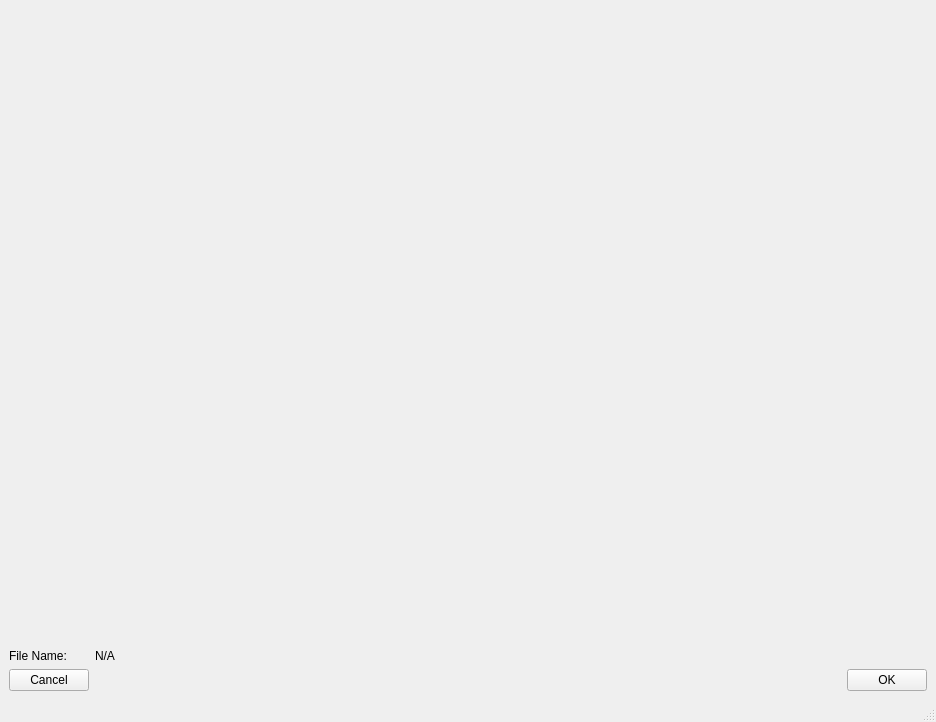
neutronimaging/python_notebooks, file ui/ui_panoramic_stitching.ui: the form before one commit.
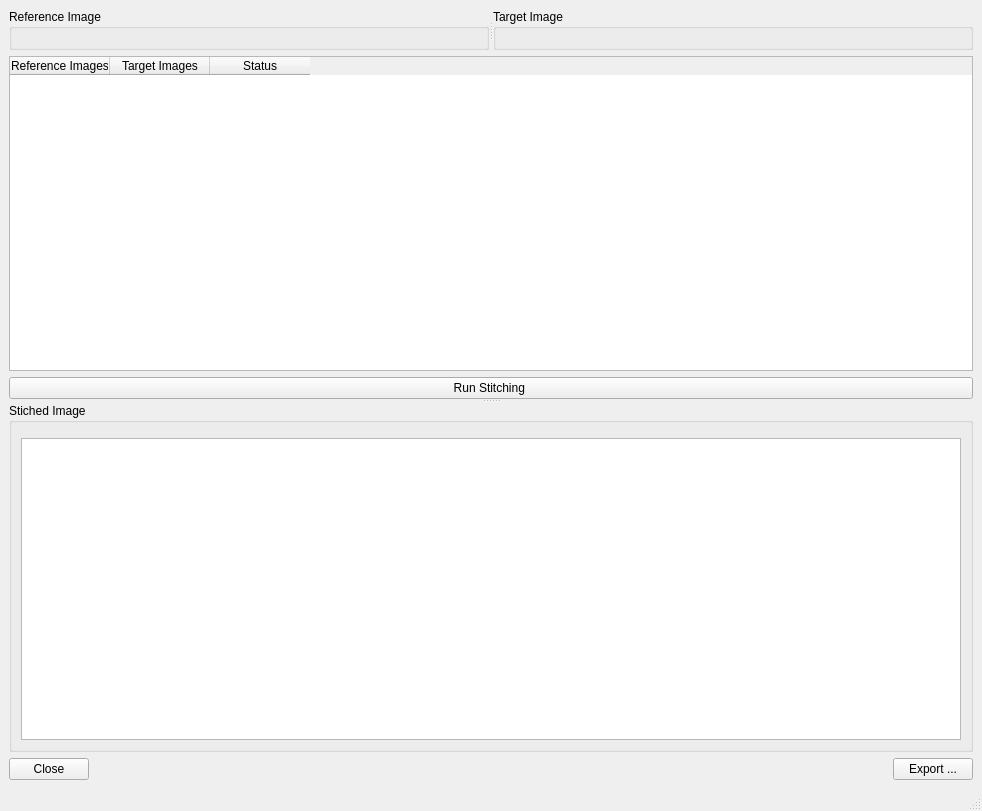
The form after the commit.

Commit message: Started to implement paranoramic stitching

Diff of the .ui file:
```diff
--- a/ui/ui_panoramic_stitching.ui
+++ b/ui/ui_panoramic_stitching.ui
@@ -6,69 +6,115 @@
    <rect>
     <x>0</x>
     <y>0</y>
-    <width>936</width>
-    <height>722</height>
+    <width>982</width>
+    <height>811</height>
    </rect>
   </property>
   <property name="windowTitle">
    <string>MainWindow</string>
   </property>
   <widget class="QWidget" name="centralwidget">
-   <layout class="QVBoxLayout" name="verticalLayout_4">
+   <layout class="QVBoxLayout" name="verticalLayout_5">
     <item>
-     <layout class="QHBoxLayout" name="horizontalLayout_2">
-      <item>
-       <widget class="QWidget" name="widget" native="true">
-        <property name="sizePolicy">
-         <sizepolicy hsizetype="Expanding" vsizetype="Expanding">
-          <horstretch>0</horstretch>
-          <verstretch>0</verstretch>
-         </sizepolicy>
-        </property>
-       </widget>
-      </item>
-     </layout>
-    </item>
-    <item>
-     <layout class="QVBoxLayout" name="verticalLayout">
-      <item>
-       <layout class="QHBoxLayout" name="horizontalLayout_4">
+     <widget class="QSplitter" name="splitter">
+      <property name="orientation">
+       <enum>Qt::Vertical</enum>
+      </property>
+      <widget class="QWidget" name="layoutWidget">
+       <layout class="QVBoxLayout" name="verticalLayout_4">
         <item>
-         <widget class="QLabel" name="label_2">
-          <property name="minimumSize">
-           <size>
-            <width>80</width>
-            <height>0</height>
-           </size>
+         <widget class="QSplitter" name="splitter_3">
+          <property name="orientation">
+           <enum>Qt::Horizontal</enum>
           </property>
-          <property name="maximumSize">
-           <size>
-            <width>80</width>
-            <height>16777215</height>
-           </size>
+          <widget class="QGroupBox" name="groupBox_2">
+           <property name="title">
+            <string>Reference Image</string>
+           </property>
+           <layout class="QVBoxLayout" name="verticalLayout_2">
+            <item>
+             <layout class="QHBoxLayout" name="horizontalLayout_3">
+              <item>
+               <widget class="QWidget" name="reference_widget" native="true"/>
+              </item>
+             </layout>
+            </item>
+           </layout>
+          </widget>
+          <widget class="QGroupBox" name="groupBox">
+           <property name="title">
+            <string>Target Image</string>
+           </property>
+           <layout class="QVBoxLayout" name="verticalLayout">
+            <item>
+             <layout class="QHBoxLayout" name="horizontalLayout_2">
+              <item>
+               <widget class="QWidget" name="target_widget" native="true"/>
+              </item>
+             </layout>
+            </item>
+           </layout>
+          </widget>
+         </widget>
+        </item>
+        <item>
+         <widget class="QTableWidget" name="tableWidget">
+          <property name="alternatingRowColors">
+           <bool>true</bool>
           </property>
-          <property name="text">
-           <string>File Name:</string>
+          <property name="selectionMode">
+           <enum>QAbstractItemView::SingleSelection</enum>
           </property>
+          <property name="selectionBehavior">
+           <enum>QAbstractItemView::SelectRows</enum>
+          </property>
+          <column>
+           <property name="text">
+            <string>Reference Images</string>
+           </property>
+          </column>
+          <column>
+           <property name="text">
+            <string>Target Images</string>
+           </property>
+          </column>
+          <column>
+           <property name="text">
+            <string>Status</string>
+           </property>
+          </column>
          </widget>
         </item>
         <item>
-         <widget class="QLabel" name="file_name">
+         <widget class="QPushButton" name="run_stitching_button">
           <property name="text">
-           <string>N/A</string>
+           <string>Run Stitching </string>
           </property>
          </widget>
         </item>
        </layout>
-      </item>
-     </layout>
+      </widget>
+      <widget class="QGroupBox" name="groupBox_3">
+       <property name="title">
+        <string>Stiched Image</string>
+       </property>
+       <layout class="QVBoxLayout" name="verticalLayout_3">
+        <item>
+         <widget class="QWidget" name="stitched_widget" native="true"/>
+        </item>
+        <item>
+         <widget class="QTableWidget" name="stitched_table"/>
+        </item>
+       </layout>
+      </widget>
+     </widget>
     </item>
     <item>
      <layout class="QHBoxLayout" name="horizontalLayout">
       <item>
        <widget class="QPushButton" name="cancel_button">
         <property name="text">
-         <string>Cancel</string>
+         <string>Close</string>
         </property>
        </widget>
       </item>
@@ -88,7 +134,7 @@
       <item>
        <widget class="QPushButton" name="apply_button">
         <property name="text">
-         <string>OK</string>
+         <string>Export ...</string>
         </property>
        </widget>
       </item>
```
Left out of the diff: 2 changed lines with no effect on the pictures. The commit also changes 4 other files.
